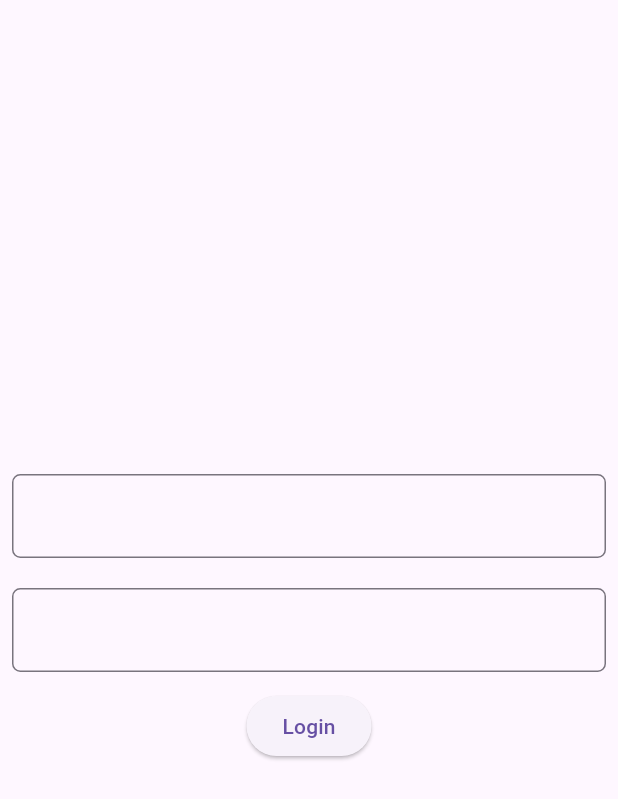
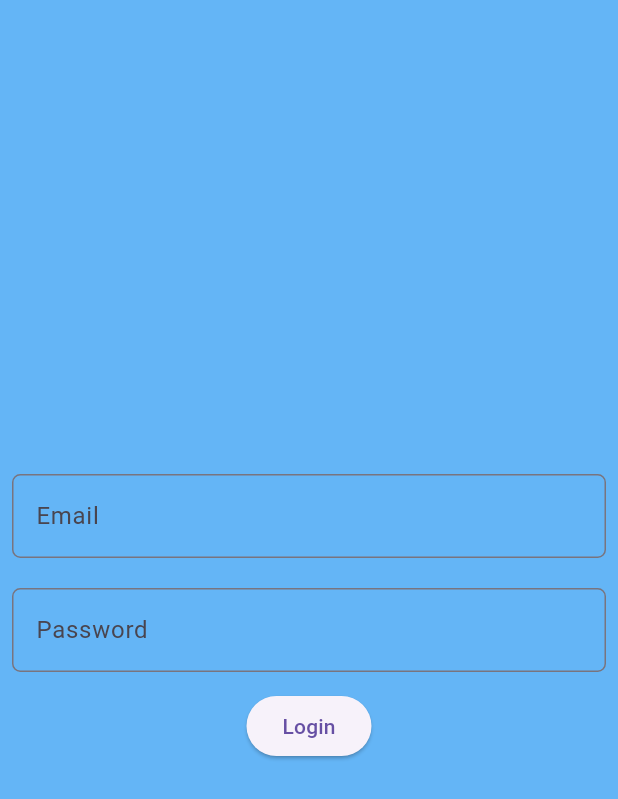
Before and after one commit to gursimrancodes/First_app, a Flutter app: the LoginInPage screen opened directly, on a phone screen of 412 x 824 dp. Shown: the top 799 px of the screen. Run offline on Flutter 3.47's test engine with Material 3 defaults, Android fonts, the phone set to English and light mode, and no system bars; our stand-ins replace firebase_auth, firebase_core; accounts and stored records are empty.

Commit message:
Update LoginInPage.dart
added hint text for text form fields and changed background color of page.

```diff
--- a/lib/Pages/LoginInPage.dart
+++ b/lib/Pages/LoginInPage.dart
@@ -21,6 +21,7 @@ class _LoginInPageState extends State<LoginInPage> {
   @override
   Widget build(BuildContext context) {
     return Scaffold(
+      backgroundColor: Colors.blue.shade300,
       body: Padding(
         padding: const EdgeInsets.all(8.0),
         child: Column(
@@ -33,6 +34,7 @@ class _LoginInPageState extends State<LoginInPage> {
                     TextFormField(
                       controller: _emailController,
                       decoration: InputDecoration(
+                          hintText: 'Email',
                           border: OutlineInputBorder(
                         borderRadius: BorderRadius.circular(5.5),
                       )),
@@ -49,6 +51,7 @@ class _LoginInPageState extends State<LoginInPage> {
                     TextFormField(
                       controller: _passwordController,
                       decoration: InputDecoration(
+                          hintText: 'Password',
                           border: OutlineInputBorder(
                         borderRadius: BorderRadius.circular(5.5),
                       )),
```
